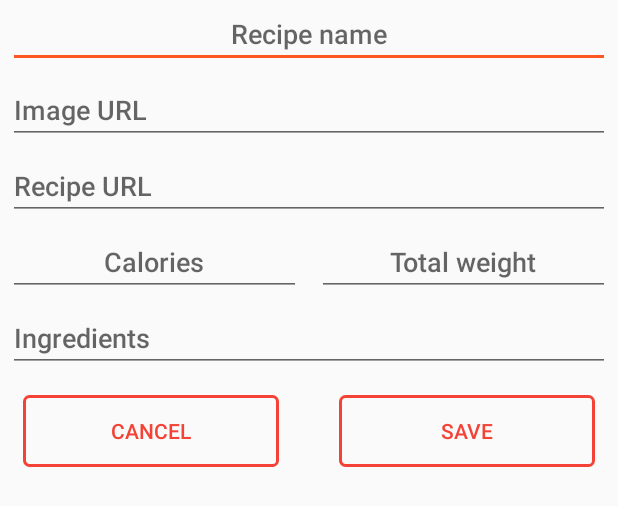
After one commit to Progern/Recipie, an Android app: the layout add_recipes_dialog_view.xml on its own in the app's theme, with its tools: preview values and no code run, on a phone screen of 412 x 824 dp. The commit adds this screen. Shown: the top 506 px of the screen. Run offline under Robolectric (Android 15) with nearby library versions, the phone set to English and light mode, and no system bars.

Commit message:
Fixed errors with recipe adding
[ADD]:
- Fab hiding/appearing functionality
- Custom recipes creating
- Adding custom recipes to DB

```diff
--- a/app/src/main/java/com/olegmisko/recipie/Activities/SearchRecipesActivity.kt
+++ b/app/src/main/java/com/olegmisko/recipie/Activities/SearchRecipesActivity.kt
@@ -98,7 +98,7 @@ class SearchRecipesActivity : AppCompatActivity() {
 
     private fun showInputSearchQueryDialog() {
         LovelyTextInputDialog(this)
-                .setTopColorRes(R.color.colorPrimaryLight)
+                .setTopColorRes(R.color.colorPrimary)
                 .setTitle("Delicious food is coming!")
                 .setMessage("Input recipe name and start your tasteful journey")
                 .setIcon(R.drawable.ic_recipes_book)
@@ -112,7 +112,7 @@ class SearchRecipesActivity : AppCompatActivity() {
 
     private fun showInfoDialog() {
         LovelyInfoDialog(this)
-                .setTopColorRes(R.color.colorPrimaryLight)
+                .setTopColorRes(R.color.colorPrimary)
                 .setIcon(R.drawable.ic_info)
                 .setTitle("Extended recipe information")
                 .setMessage("To load recipe in built-in web-browser click on recipe image")
--- a/app/src/main/res/drawable/ic_add_plus_button.xml
+++ b/app/src/main/res/drawable/ic_add_plus_button.xml
@@ -1,4 +1,4 @@
-<vector android:height="24dp" android:viewportHeight="357.0"
-    android:viewportWidth="357.0" android:width="24dp" xmlns:android="http://schemas.android.com/apk/res/android">
+<vector android:height="16dp" android:viewportHeight="357.0"
+    android:viewportWidth="357.0" android:width="16dp" xmlns:android="http://schemas.android.com/apk/res/android">
     <path android:fillColor="#FFFFFF" android:pathData="M357,204H204v153h-51V204H0v-51h153V0h51v153h153V204z"/>
 </vector>
--- /dev/null
+++ b/app/src/main/res/drawable/ic_add_recipe_cookbook.xml
@@ -0,0 +1,6 @@
+<vector android:height="64dp" android:viewportHeight="455.481"
+    android:viewportWidth="455.481" android:width="64dp" xmlns:android="http://schemas.android.com/apk/res/android">
+    <path android:fillColor="#FFFFFF" android:pathData="m389.3,352v-342c0,-5.5 -4.5,-10 -10,-10h-279.6c-18.4,0 -33.4,15 -33.4,33.4v342l0,-0c0,0 0,0 0,0 0,18.4 15,33.4 33.4,33.4h40.6v36.7c0,5.5 4.5,10 10,10h51c5.5,0 10,-4.5 10,-10v-36.7h8.5v18.7c0,5.5 4.5,10 10,10h51c5.5,0 10,-4.5 10,-10v-18.7h88.6c5.5,0 10,-4.5 10,-10v-46.8c-0,-0 -0,-0 -0,-0.1zM99.6,20h269.6v322h-269.6c-4.7,0 -9.2,1 -13.4,2.8v-311.4c0,-7.4 6,-13.4 13.4,-13.4zM99.6,388.8c-7.4,0 -13.4,-6 -13.4,-13.4 0,-3.6 1.4,-6.9 3.9,-9.4 2.5,-2.5 5.9,-3.9 9.5,-3.9h40.6v26.8h-40.6zM160.2,435.5v-73.4h31v73.4h-31zM211.2,388.8v-26.8h8.5v26.8h-8.5zM239.7,417.5v-55.4h31v55.4h-31zM369.3,388.8h-78.6v-26.8h78.6v26.8z"/>
+    <path android:fillColor="#FFFFFF" android:pathData="m287.2,165.8v31.2c-9.2,3.9 -15.8,13.1 -15.8,23.7v70.5c0,14.2 11.6,25.7 25.8,25.7s25.7,-11.6 25.7,-25.7v-70.5c0,-10.7 -6.5,-19.8 -15.7,-23.7v-31.2c18.9,-4.5 33,-21.5 33,-41.8v-63c0,-5.5 -4.5,-10 -10,-10s-10,4.5 -10,10v38h-13v-38c0,-5.5 -4.5,-10 -10,-10s-10,4.5 -10,10v38h-13v-38c0,-5.5 -4.5,-10 -10,-10s-10,4.5 -10,10v63c-0,20.3 14.1,37.3 33,41.8zM302.9,291.2c0,3.2 -2.6,5.7 -5.7,5.7 -3.2,0 -5.8,-2.6 -5.8,-5.7v-70.5c0,-3.2 2.6,-5.8 5.8,-5.8 3.2,0 5.7,2.6 5.7,5.8v70.5zM320.2,119v5c0,12.7 -10.3,23 -23,23 -12.7,0 -23,-10.3 -23,-23v-5h46z"/>
+    <path android:fillColor="#FFFFFF" android:pathData="m167.2,165.8v31.2c-9.2,3.9 -15.7,13.1 -15.7,23.7v70.5c0,14.2 11.6,25.7 25.7,25.7s25.7,-11.6 25.7,-25.7v-70.5c0,-10.7 -6.5,-19.8 -15.7,-23.7v-31.2c18.9,-4.5 33,-21.5 33,-41.8v-30c0,-23.7 -19.3,-43 -43,-43s-43,19.3 -43,43v30c0,20.3 14.1,37.3 33,41.8zM182.9,291.2c0,3.2 -2.6,5.7 -5.7,5.7s-5.7,-2.6 -5.7,-5.7v-70.5c0,-3.2 2.6,-5.8 5.7,-5.8s5.7,2.6 5.7,5.8v70.5zM154.2,94c0,-12.7 10.3,-23 23,-23s23,10.3 23,23v30c0,12.7 -10.3,23 -23,23s-23,-10.3 -23,-23v-30z"/>
+</vector>
--- a/app/src/main/res/layout/activity_login.xml
+++ b/app/src/main/res/layout/activity_login.xml
@@ -26,7 +26,7 @@
     android:ems="12"
     android:fontFamily="sans-serif-medium"
     android:hint="@string/username"
-    android:inputType="textPersonName"
+    android:inputType="textEmailAddress"
     android:textAlignment="center"
     android:textColor="#FFFFFF"
     android:textSize="16sp" />
--- /dev/null
+++ b/app/src/main/res/layout/add_recipes_dialog_view.xml
@@ -0,0 +1,119 @@
+<?xml version="1.0" encoding="utf-8"?>
+<LinearLayout xmlns:android="http://schemas.android.com/apk/res/android"
+  android:id="@+id/add_recipes_dialog_view"
+  android:layout_width="match_parent"
+  android:layout_height="match_parent"
+  android:orientation="vertical"
+  android:layout_marginLeft="5dp"
+  android:layout_marginRight="5dp">
+
+  <EditText
+    android:id="@+id/recipe_name"
+    android:layout_width="match_parent"
+    android:layout_height="wrap_content"
+    android:layout_marginBottom="@dimen/add_recipes_fields_padding"
+    android:hint="Recipe name"
+    android:ems="12"
+    android:fontFamily="sans-serif-medium"
+    android:textAlignment="center"
+    android:lines="1"
+    android:inputType="text">
+    <requestFocus/>
+  </EditText>
+
+  <EditText
+    android:id="@+id/imageURL"
+    android:layout_width="match_parent"
+    android:layout_height="wrap_content"
+    android:layout_marginBottom="@dimen/add_recipes_fields_padding"
+    android:hint="Image URL"
+    android:inputType="textUri"
+    android:ems="12"
+    android:fontFamily="sans-serif-medium"
+    android:lines="1"/>
+
+  <EditText
+    android:id="@+id/recipeURL"
+    android:layout_width="match_parent"
+    android:layout_height="wrap_content"
+    android:layout_marginBottom="@dimen/add_recipes_fields_padding"
+    android:hint="Recipe URL"
+    android:inputType="textUri"
+    android:ems="12"
+    android:fontFamily="sans-serif-medium"
+    android:lines="1"/>
+
+  <LinearLayout
+    android:layout_width="match_parent"
+    android:layout_height="wrap_content"
+    android:orientation="horizontal">
+    <EditText
+      android:id="@+id/caloriesValue"
+      android:layout_width="0dp"
+      android:layout_height="wrap_content"
+      android:layout_marginBottom="@dimen/add_recipes_fields_padding"
+      android:hint="Calories"
+      android:inputType="number"
+      android:layout_weight="1"
+      android:layout_marginRight="@dimen/add_recipes_fields_padding"
+      android:ems="12"
+      android:fontFamily="sans-serif-medium"
+      android:textAlignment="center"
+      android:lines="1"/>
+
+    <EditText
+      android:id="@+id/totalWeight"
+      android:layout_width="0dp"
+      android:layout_height="wrap_content"
+      android:layout_marginBottom="@dimen/add_recipes_fields_padding"
+      android:hint="Total weight"
+      android:inputType="number"
+      android:layout_weight="1"
+      android:layout_marginLeft="@dimen/add_recipes_fields_padding"
+      android:ems="12"
+      android:fontFamily="sans-serif-medium"
+      android:textAlignment="center"
+      android:lines="1"/>
+  </LinearLayout>
+
+  <EditText
+    android:id="@+id/ingredientsField"
+    android:layout_width="match_parent"
+    android:layout_height="wrap_content"
+    android:layout_marginBottom="@dimen/add_recipes_fields_padding"
+    android:hint="Ingredients"
+    android:fontFamily="sans-serif-medium" />
+
+  <LinearLayout
+    android:layout_width="match_parent"
+    android:layout_height="wrap_content"
+    android:orientation="horizontal"
+    android:layout_margin="10dp"
+    android:ems="12"
+    android:fontFamily="sans-serif-medium"
+    android:textAlignment="center"
+    android:lines="1">
+
+    <Button
+      android:layout_width="0dp"
+      android:layout_height="wrap_content"
+      android:id="@+id/dismiss_dialog"
+      android:background="@drawable/transparent_button"
+      android:text="Cancel"
+      android:layout_weight="1"
+      android:textColor="@color/colorPrimary"
+      android:layout_marginRight="20dp"/>
+
+    <Button
+      android:layout_width="0dp"
+      android:layout_height="wrap_content"
+      android:id="@+id/save_recipe_and_add_to_db"
+      android:background="@drawable/transparent_button"
+      android:text="Save"
+      android:layout_weight="1"
+      android:textColor="@color/colorPrimary"
+      android:layout_marginLeft="20dp"/>
+  </LinearLayout>
+
+
+</LinearLayout>
--- a/app/src/main/res/values/dimens.xml
+++ b/app/src/main/res/values/dimens.xml
@@ -6,4 +6,5 @@
   <dimen name="icon_margin_card">16dp</dimen>
   <dimen name="icon_padding">6dp</dimen>
   <dimen name="fab_margin">8dp</dimen>
+  <dimen name="add_recipes_fields_padding">5dp</dimen>
 </resources>
--- a/app/src/main/res/values/strings.xml
+++ b/app/src/main/res/values/strings.xml
@@ -3,7 +3,7 @@
   <string name="splash_screen_text">Start your exciting food tour</string>
   <string name="splash_get_started">Get started</string>
   <string name="splash_sign_in">Sign in</string>
-  <string name="username">Username</string>
+  <string name="username">Email/Username</string>
   <string name="password">Password</string>
   <string name="submit">Submit</string>
   <string name="login_via_facebook">Login via Facebook</string>
```
Also changed, not shown: app/src/main/java/com/olegmisko/recipie/Activities/AddRecipesActivity.kt (+45 -5 lines).
